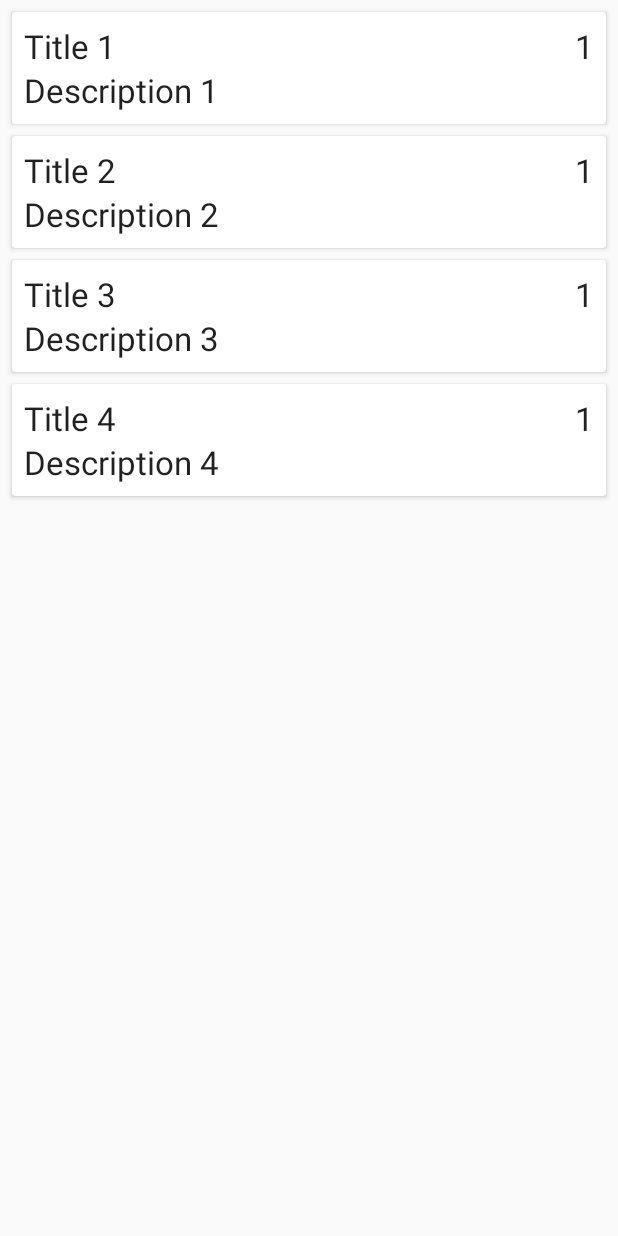
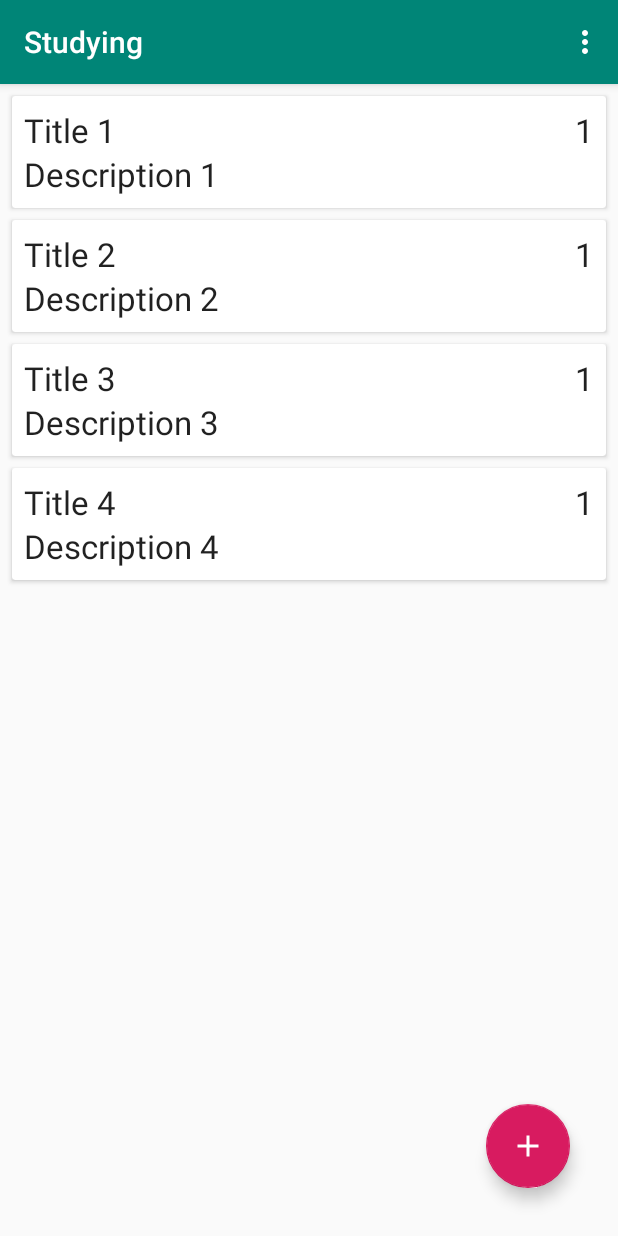
Before and after one commit to TilSeier/Studying, an Android app: the MVVMArchitectureActivity screen opened directly, with no data from a screen before it, on a phone screen of 412 x 824 dp. Run offline under Robolectric (Android 15) with nearby library versions, the phone set to English and light mode, and no system bars; our stand-ins replace Room's generated code.

Commit message:
Migrate to AndroidX MVVM Architecture

```diff
--- a/app/src/main/java/com/tilseier/studying/screens/MVVM_Room_ViewModel_LiveData_RecyclerView/MVVMArchitectureActivity.java
+++ b/app/src/main/java/com/tilseier/studying/screens/MVVM_Room_ViewModel_LiveData_RecyclerView/MVVMArchitectureActivity.java
@@ -1,20 +1,30 @@
 package com.tilseier.studying.screens.MVVM_Room_ViewModel_LiveData_RecyclerView;
 
+import android.content.Intent;
 import android.os.Bundle;
+import android.view.Menu;
+import android.view.MenuInflater;
+import android.view.MenuItem;
+import android.view.View;
 import android.widget.Toast;
 
+import com.google.android.material.floatingactionbutton.FloatingActionButton;
 import com.tilseier.studying.R;
 
 import java.util.List;
 
+import androidx.annotation.NonNull;
+import androidx.annotation.Nullable;
 import androidx.appcompat.app.AppCompatActivity;
 import androidx.lifecycle.Observer;
 import androidx.lifecycle.ViewModelProviders;
+import androidx.recyclerview.widget.ItemTouchHelper;
 import androidx.recyclerview.widget.LinearLayoutManager;
 import androidx.recyclerview.widget.RecyclerView;
-import timber.log.Timber;
 
 public class MVVMArchitectureActivity extends AppCompatActivity {
+
+    public static final int ADD_NOTE_REQUEST = 1;
 
     private static final String TAG = "MVVMArchitecture";
     private NoteViewModel noteViewModel;
@@ -23,6 +33,15 @@ public class MVVMArchitectureActivity extends AppCompatActivity {
     protected void onCreate(Bundle savedInstanceState) {
         super.onCreate(savedInstanceState);
         setContentView(R.layout.activity_mvvmarchitecture);
+
+        FloatingActionButton btnAddNote = findViewById(R.id.btn_add_note);
+        btnAddNote.setOnClickListener(new View.OnClickListener() {
+            @Override
+            public void onClick(View view) {
+                Intent intent = new Intent(MVVMArchitectureActivity.this, MVVMAddNoteActivity.class);
+                startActivityForResult(intent, ADD_NOTE_REQUEST);
+            }
+        });
 
         final NoteAdapter adapter = new NoteAdapter();
 
@@ -36,13 +55,60 @@ public class MVVMArchitectureActivity extends AppCompatActivity {
             @Override
             public void onChanged(List<Note> notes) {
                 //update RecyclerView
-                Toast.makeText(MVVMArchitectureActivity.this, "onChanged", Toast.LENGTH_SHORT).show();
-                for (Note note: notes){
-                    Timber.tag(TAG).e(note.getTitle());
-                }
                 adapter.setNotes(notes);
             }
         });
+
+        new ItemTouchHelper(new ItemTouchHelper.SimpleCallback(0,
+                ItemTouchHelper.LEFT | ItemTouchHelper.RIGHT) {
+            @Override
+            public boolean onMove(@NonNull RecyclerView recyclerView, @NonNull RecyclerView.ViewHolder viewHolder, @NonNull RecyclerView.ViewHolder target) {
+                return false;
+            }
+
+            @Override
+            public void onSwiped(@NonNull RecyclerView.ViewHolder viewHolder, int direction) {
+                noteViewModel.delete(adapter.getNoteAt(viewHolder.getAdapterPosition()));
+                Toast.makeText(MVVMArchitectureActivity.this, "Note deleted", Toast.LENGTH_SHORT).show();
+            }
+        }).attachToRecyclerView(recyclerView);
+
     }
 
+    @Override
+    protected void onActivityResult(int requestCode, int resultCode, @Nullable Intent data) {
+        super.onActivityResult(requestCode, resultCode, data);
+
+        if (requestCode == ADD_NOTE_REQUEST && resultCode == RESULT_OK){
+            String title = data.getStringExtra(MVVMAddNoteActivity.EXTRA_TITLE);
+            String description = data.getStringExtra(MVVMAddNoteActivity.EXTRA_DESCRIPTION);
+            int priority = data.getIntExtra(MVVMAddNoteActivity.EXTRA_PRIORITY, 1);
+
+            Note note = new Note(title, description, priority);
+            noteViewModel.insert(note);
+
+            Toast.makeText(this, "Note saved", Toast.LENGTH_SHORT).show();
+        } else {
+            Toast.makeText(this, "Note not saved", Toast.LENGTH_SHORT).show();
+        }
+    }
+
+    @Override
+    public boolean onCreateOptionsMenu(Menu menu) {
+        MenuInflater menuInflater = getMenuInflater();
+        menuInflater.inflate(R.menu.mvvm_main_menu, menu);
+        return super.onCreateOptionsMenu(menu);
+    }
+
+    @Override
+    public boolean onOptionsItemSelected(MenuItem item) {
+        switch (item.getItemId()){
+            case R.id.delete_all_notes:
+                noteViewModel.deleteAllNotes();
+                Toast.makeText(this, "All notes deleted", Toast.LENGTH_SHORT).show();
+                return true;
+            default:
+                return super.onOptionsItemSelected(item);
+        }
+    }
 }
--- a/app/src/main/java/com/tilseier/studying/screens/MVVM_Room_ViewModel_LiveData_RecyclerView/NoteAdapter.java
+++ b/app/src/main/java/com/tilseier/studying/screens/MVVM_Room_ViewModel_LiveData_RecyclerView/NoteAdapter.java
@@ -34,7 +34,11 @@ public class NoteAdapter extends RecyclerView.Adapter<NoteAdapter.NoteHolder> {
 
     public void setNotes(List<Note> notes){
         this.notes = notes;
-        notifyDataSetChanged();//it is bad practice to use this method in the adapter
+        notifyDataSetChanged();//it is bad practice to use this method in the adapter// instead we can use notifyItemChanged and so on
+    }
+
+    public Note getNoteAt(int position){
+        return notes.get(position);
     }
 
     @Override
--- a/app/src/main/java/com/tilseier/studying/screens/MVVM_Room_ViewModel_LiveData_RecyclerView/NoteRepository.java
+++ b/app/src/main/java/com/tilseier/studying/screens/MVVM_Room_ViewModel_LiveData_RecyclerView/NoteRepository.java
@@ -22,15 +22,15 @@ public class NoteRepository {
     }
 
     public void update(Note note){
-
+        new UpdateNoteAsyncTask(noteDao).execute(note);
     }
 
     public void delete(Note note){
-
+        new DeleteNoteAsyncTask(noteDao).execute(note);
     }
 
     public void deleteAllNotes(){
-
+        new DeleteAllNotesAsyncTask(noteDao).execute();
     }
 
     public LiveData<List<Note>> getAllNotes(){
--- /dev/null
+++ b/app/src/main/res/drawable/ic_add.xml
@@ -0,0 +1,5 @@
+<vector android:height="24dp" android:tint="#FFFFFF"
+    android:viewportHeight="24.0" android:viewportWidth="24.0"
+    android:width="24dp" xmlns:android="http://schemas.android.com/apk/res/android">
+    <path android:fillColor="#FF000000" android:pathData="M19,13h-6v6h-2v-6H5v-2h6V5h2v6h6v2z"/>
+</vector>
--- /dev/null
+++ b/app/src/main/res/drawable/ic_close.xml
@@ -0,0 +1,5 @@
+<vector android:height="24dp" android:tint="#FFFFFF"
+    android:viewportHeight="24.0" android:viewportWidth="24.0"
+    android:width="24dp" xmlns:android="http://schemas.android.com/apk/res/android">
+    <path android:fillColor="#FF000000" android:pathData="M19,6.41L17.59,5 12,10.59 6.41,5 5,6.41 10.59,12 5,17.59 6.41,19 12,13.41 17.59,19 19,17.59 13.41,12z"/>
+</vector>
--- /dev/null
+++ b/app/src/main/res/drawable/ic_save.xml
@@ -0,0 +1,5 @@
+<vector android:height="24dp" android:tint="#FFFFFF"
+    android:viewportHeight="24.0" android:viewportWidth="24.0"
+    android:width="24dp" xmlns:android="http://schemas.android.com/apk/res/android">
+    <path android:fillColor="#FF000000" android:pathData="M17,3L5,3c-1.11,0 -2,0.9 -2,2v14c0,1.1 0.89,2 2,2h14c1.1,0 2,-0.9 2,-2L21,7l-4,-4zM12,19c-1.66,0 -3,-1.34 -3,-3s1.34,-3 3,-3 3,1.34 3,3 -1.34,3 -3,3zM15,9L5,9L5,5h10v4z"/>
+</vector>
--- a/app/src/main/res/layout/activity_mvvmarchitecture.xml
+++ b/app/src/main/res/layout/activity_mvvmarchitecture.xml
@@ -12,4 +12,12 @@
         android:layout_height="match_parent"
         tools:listitem="@layout/note_item" />
 
+    <com.google.android.material.floatingactionbutton.FloatingActionButton
+        android:id="@+id/btn_add_note"
+        android:layout_width="wrap_content"
+        android:layout_height="wrap_content"
+        android:src="@drawable/ic_add"
+        android:layout_gravity="bottom|end"
+        android:layout_margin="32dp"/>
+
 </androidx.coordinatorlayout.widget.CoordinatorLayout>
--- /dev/null
+++ b/app/src/main/res/menu/mvvm_main_menu.xml
@@ -0,0 +1,8 @@
+<?xml version="1.0" encoding="utf-8"?>
+<menu xmlns:android="http://schemas.android.com/apk/res/android"
+    xmlns:app="http://schemas.android.com/apk/res-auto">
+    <item
+        android:id="@+id/delete_all_notes"
+        android:title="Delete all notes"
+        app:showAsAction="never"/>
+</menu>
--- a/app/src/main/res/values/styles.xml
+++ b/app/src/main/res/values/styles.xml
@@ -10,10 +10,18 @@
         <item name="windowNoTitle">true</item>
     </style>
 
-
     <style name="AppTheme.NoActionBar">
         <item name="windowActionBar">false</item>
         <item name="windowNoTitle">true</item>
+    </style>
+
+    <style name="AppTheme.WithActionBar">
+        <!-- Customize your theme here. -->
+        <item name="colorPrimary">@color/colorPrimary</item>
+        <item name="colorPrimaryDark">@color/colorPrimaryDark</item>
+        <item name="colorAccent">@color/colorAccent</item>
+        <item name="windowActionBar">true</item>
+        <item name="windowNoTitle">false</item>
     </style>
 
     <style name="AppTheme.AppBarOverlay" parent="ThemeOverlay.AppCompat.Dark.ActionBar"/>
```
Also changed, not shown: app/src/main/AndroidManifest.xml (+8 -3 lines), app/src/main/java/com/tilseier/studying/screens/MVVM_Room_ViewModel_LiveData_RecyclerView/MVVMAddNoteActivity.java (added, +84 -0 lines), app/src/main/res/layout/activity_mvvmadd_note.xml (added, +37 -0 lines), app/src/main/res/menu/add_note_menu.xml (added, +9 -0 lines).
